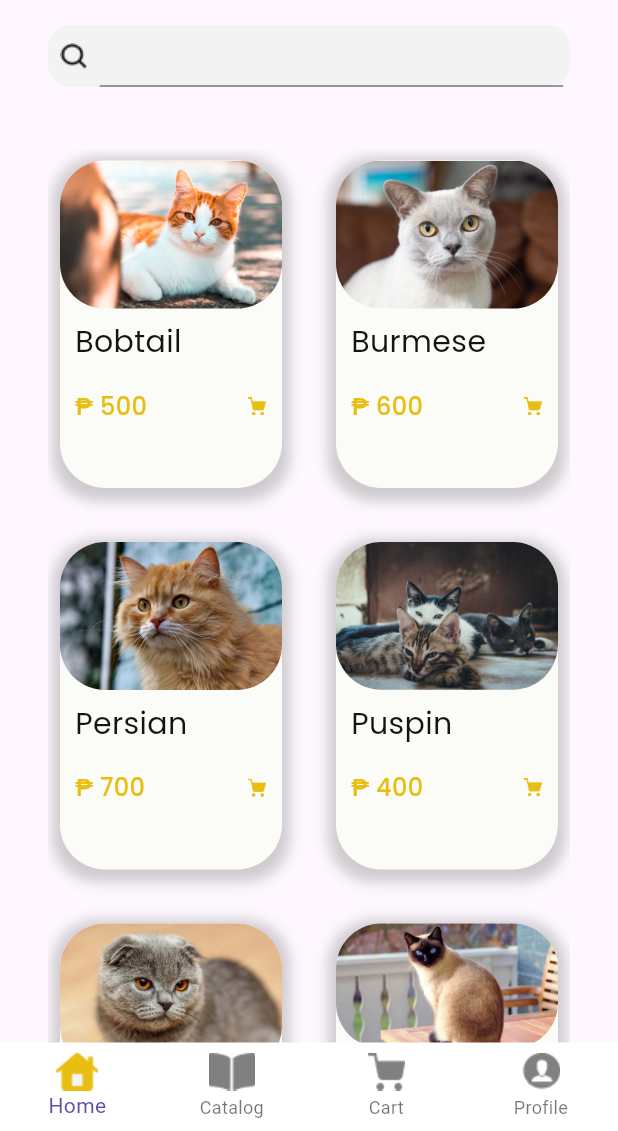
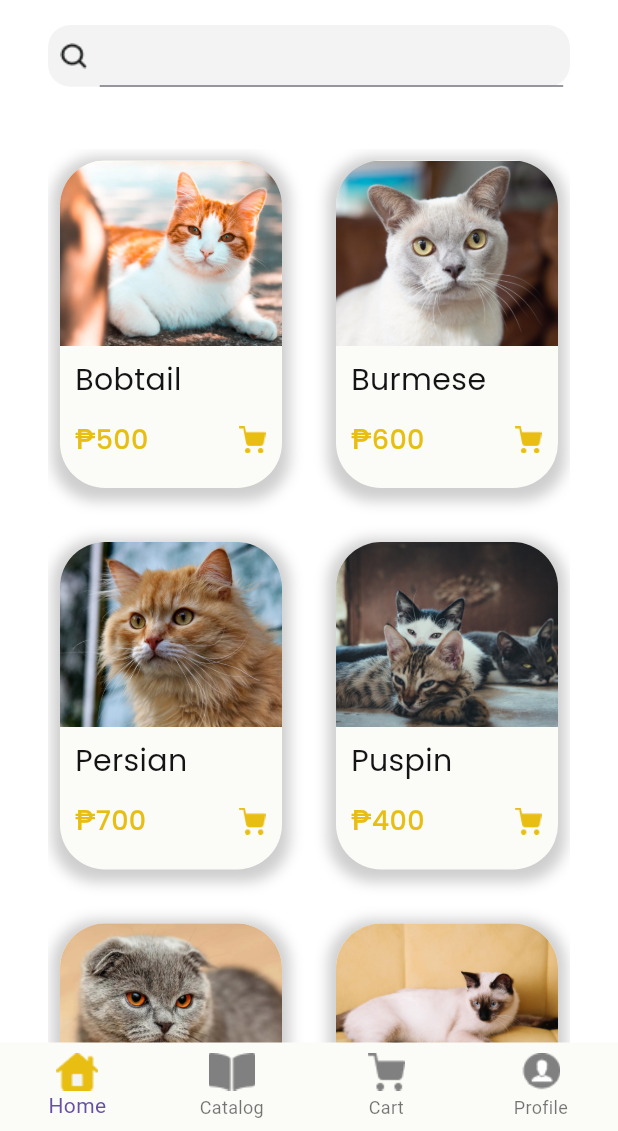
Before and after one commit to Izkumberdu/pet_store, a Flutter app: the Store screen opened by its route, on a phone screen of 412 x 824 dp, the part 105-1236 px from its top. Run offline on Flutter 3.47's test engine with Material 3 defaults, Android fonts, the phone set to English and light mode, and no system bars; our stand-ins replace google_fonts.

Commit message:
changed designs

```diff
--- a/lib/Screens/navbar.dart
+++ b/lib/Screens/navbar.dart
@@ -1,4 +1,5 @@
 import 'package:flutter/material.dart';
+import 'package:pet_store/app_styles/constants.dart';
 
 class BotNavBar extends StatefulWidget {
   const BotNavBar({Key? key, required this.currentIndex, required this.onTap})
@@ -16,7 +17,7 @@ class _BotNavBarState extends State<BotNavBar> {
   Widget build(BuildContext context) {
     return BottomNavigationBar(
       elevation: 0,
-      backgroundColor: Colors.white,
+      backgroundColor: kPearl,
       type: BottomNavigationBarType.fixed,
       items: <BottomNavigationBarItem>[
         BottomNavigationBarItem(
--- a/lib/Screens/store.dart
+++ b/lib/Screens/store.dart
@@ -22,7 +22,7 @@ class _StoreState extends State<Store> {
           Navigator.pushNamed(context, 'store');
           break;
         case 1:
-          Navigator.pushNamed(context, '');
+          Navigator.pushNamed(context, 'details');
           break;
         case 3:
           Navigator.pushNamed(context, '');
@@ -36,6 +36,7 @@ class _StoreState extends State<Store> {
     SizeConfig sizeConfig = SizeConfig();
     sizeConfig.init(context);
     return Scaffold(
+      backgroundColor: kWhite,
       body: Padding(
         padding: EdgeInsets.symmetric(horizontal: 32),
         child: Column(
@@ -107,11 +108,16 @@ class _StoreState extends State<Store> {
                       ),
                       child: Column(
                         children: [
-                          ClipRRect(
-                            borderRadius: BorderRadius.circular(30),
-                            child: Image.asset(
-                              cat.image,
-                              fit: BoxFit.cover,
+                          Container(
+                            height: SizeConfig.blockSizeVertical! * 15,
+                            child: ClipRRect(
+                              borderRadius: BorderRadius.only(
+                                  topLeft: Radius.circular(30),
+                                  topRight: Radius.circular(30)),
+                              child: Image.asset(
+                                cat.image,
+                                fit: BoxFit.cover,
+                              ),
                             ),
                           ),
                           SizedBox(height: SizeConfig.blockSizeVertical! * 1),
@@ -126,19 +132,20 @@ class _StoreState extends State<Store> {
                                   style: poppinsRegular.copyWith(fontSize: 20),
                                 ),
                                 SizedBox(
-                                    height: SizeConfig.blockSizeVertical! * 2),
+                                    height:
+                                        SizeConfig.blockSizeVertical! * 1.5),
                                 Row(
                                   mainAxisAlignment:
                                       MainAxisAlignment.spaceBetween,
                                   children: [
                                     Text(
-                                      '\u20B1 ${cat.price}', // Unicode character for PHP sign
+                                      '\u20B1${cat.price}', // Unicode character for PHP sign
                                       style: poppinsMedium.copyWith(
-                                          color: kYellow, fontSize: 16),
+                                          color: kYellow, fontSize: 18),
                                     ),
                                     Container(
-                                      height: 12,
-                                      width: 14,
+                                      height: 18,
+                                      width: 20,
                                       child: Image(
                                           image: AssetImage(
                                               'assets/images/cart-active.png')),
--- a/lib/main.dart
+++ b/lib/main.dart
@@ -1,4 +1,5 @@
 import 'package:flutter/material.dart';
+import 'package:pet_store/Screens/details.dart';
 import 'package:pet_store/Screens/onboarding.dart';
 import 'package:pet_store/Screens/store.dart';
 
@@ -17,7 +18,8 @@ class MyApp extends StatelessWidget {
       initialRoute: '/',
       routes: {
         '/': (context) => const Onboarding(),
-        'store': (context) => const Store()
+        'store': (context) => const Store(),
+        'details': (context) => const Details()
       },
     );
   }
```
Also changed, not shown: lib/Screens/details.dart (+58 -0 lines), assets/images/siamese.jpg.
